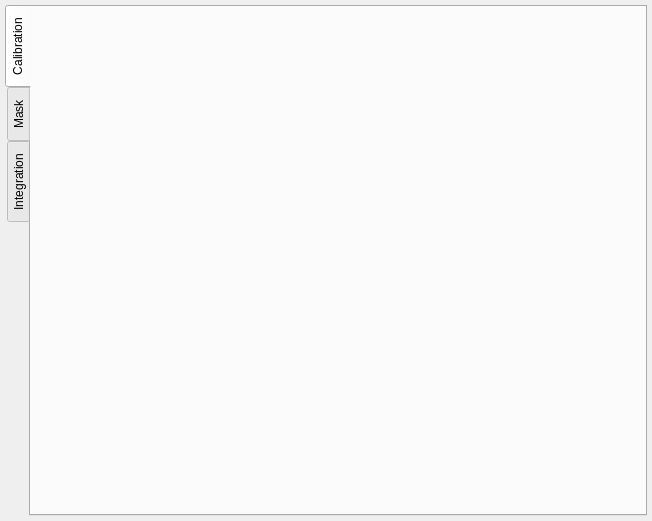
The window that XRS main/UiFiles/Main.ui (Dioptas/Dioptas) describes before a commit, drawn with Qt 5.
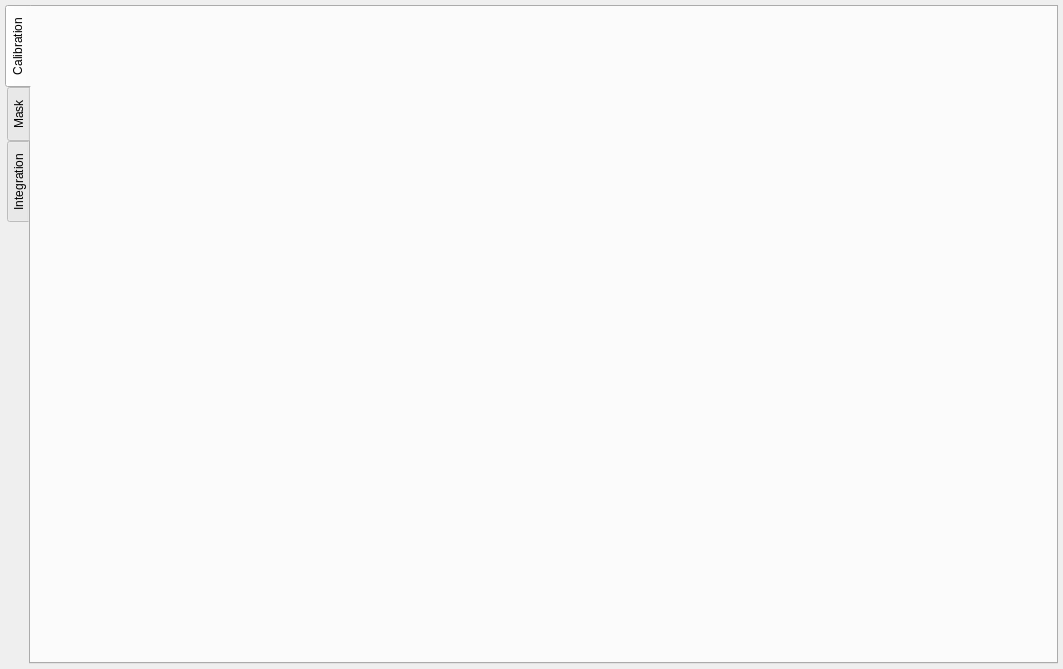
The same window after the commit. The open tabs and pages were chosen to show the change.

What changed in the file:
```diff
--- a/XRS main/UiFiles/Main.ui
+++ b/XRS main/UiFiles/Main.ui
@@ -6,21 +6,18 @@
    <rect>
     <x>0</x>
     <y>0</y>
-    <width>652</width>
-    <height>521</height>
+    <width>1063</width>
+    <height>669</height>
    </rect>
   </property>
   <property name="windowTitle">
    <string>Form</string>
   </property>
-  <layout class="QHBoxLayout" name="horizontalLayout">
-   <property name="spacing">
-    <number>5</number>
-   </property>
+  <layout class="QGridLayout" name="gridLayout">
    <property name="margin">
     <number>5</number>
    </property>
-   <item>
+   <item row="0" column="0">
     <widget class="QTabWidget" name="tabWidget">
      <property name="tabPosition">
       <enum>QTabWidget::West</enum>
```
Left out of the diff: 2 changed lines with no effect on the pictures.
